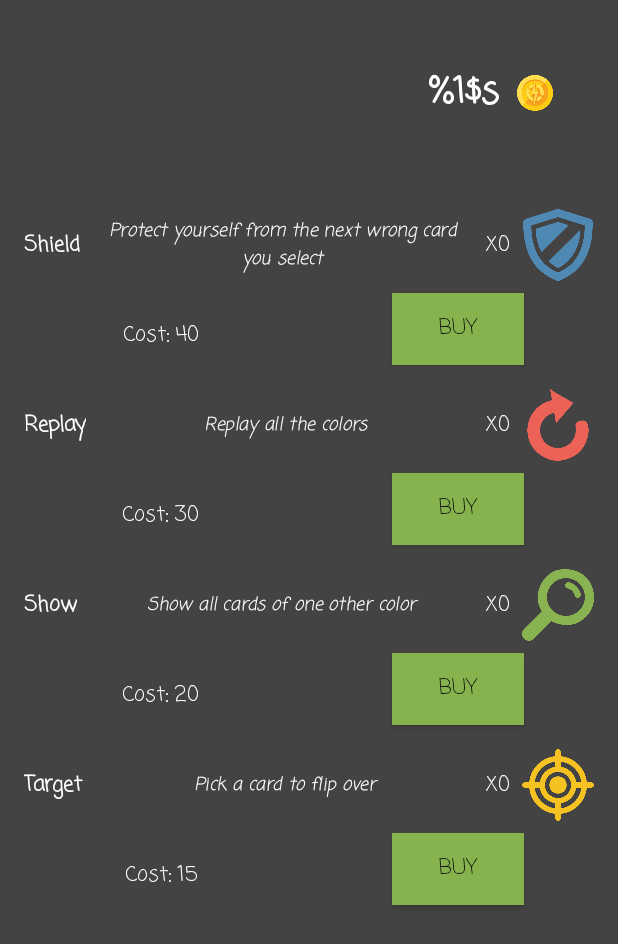
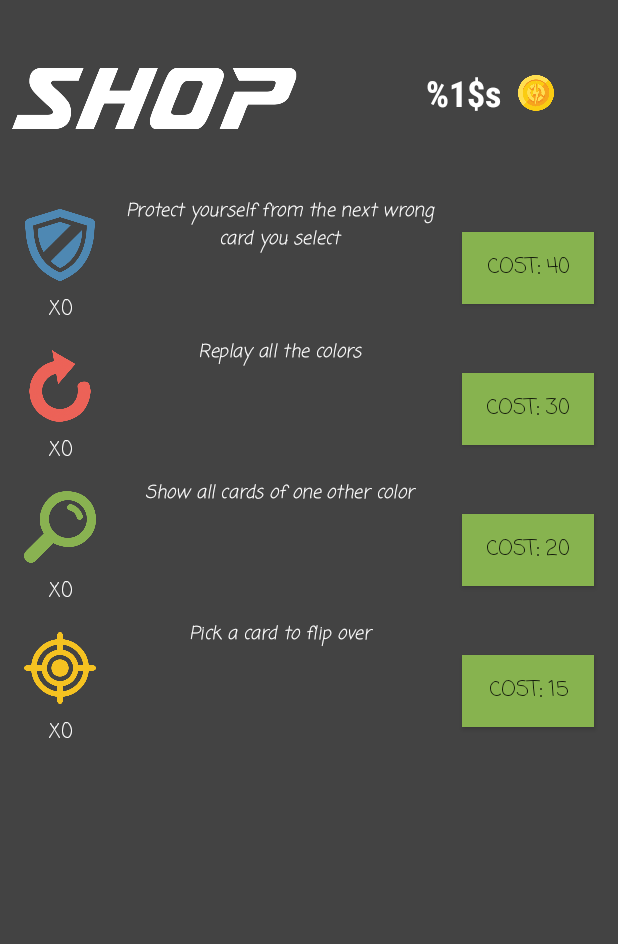
Before and after one commit to cekane/MemorizeColorGame, an Android app: the PowerUpStore screen opened directly, with no data from a screen before it, on a phone screen of 412 x 824 dp. Shown: the top 944 px of the screen. Run offline under Robolectric (Android 15) with nearby library versions, the phone set to English and light mode, and no system bars; our stand-ins replace Room's generated code, RxJava; 5 statements that could not run were skipped.

Commit message:
*Touched up styles

```diff
--- a/app/src/main/java/com/example/ckane/colorsorting/android/PowerUpItemView.kt
+++ b/app/src/main/java/com/example/ckane/colorsorting/android/PowerUpItemView.kt
@@ -10,8 +10,6 @@ import com.example.ckane.colorsorting.R
 class PowerUpItemView(layoutView : View) : RecyclerView.ViewHolder(layoutView) {
     val powerUpImage: ImageView = layoutView.findViewById(R.id.power_up_img)
     val powerUpDescription : TextView = layoutView.findViewById(R.id.power_up_description)
-    val powerUpName : TextView = layoutView.findViewById(R.id.power_up_name)
     val powerUpQuantity : TextView = layoutView.findViewById(R.id.power_up_quantity)
-    val powerUpCost : TextView = layoutView.findViewById(R.id.power_up_cost)
     val buyPowerUpBtn : Button = layoutView.findViewById(R.id.power_up_buy_btn)
 }
--- a/app/src/main/java/com/example/ckane/colorsorting/android/activity/PowerUpStore.kt
+++ b/app/src/main/java/com/example/ckane/colorsorting/android/activity/PowerUpStore.kt
@@ -21,7 +21,6 @@ import com.example.ckane.colorsorting.repository.impl.UserInfoRepositoryImpl
 import com.example.ckane.colorsorting.util.createPowerUpList
 
 class PowerUpStore : AppCompatActivity(), PowerUpView {
-    private val userNameTextView: TextView by lazy { findViewById<TextView>(R.id.user_name_power_up_store) }
     private val moneyTextView: TextView by lazy { findViewById<TextView>(R.id.money_power_up_store) }
 
     private val sharedPref: SharedPreferences by lazy { this.getSharedPreferences("Data_file", android.content.Context.MODE_PRIVATE) }
@@ -46,7 +45,6 @@ class PowerUpStore : AppCompatActivity(), PowerUpView {
     }
 
     override fun setUserInfo(userInfo: UserInfo) {
-        userNameTextView.text = userInfo.userName
         moneyTextView.text = resources.getString(R.string.coins, userInfo.money.toString())
         powerUpList[0].quantity = userInfo.powerUpA
         powerUpList[1].quantity = userInfo.powerUpB
--- a/app/src/main/java/com/example/ckane/colorsorting/android/adapter/PowerUpRecyclerAdapter.kt
+++ b/app/src/main/java/com/example/ckane/colorsorting/android/adapter/PowerUpRecyclerAdapter.kt
@@ -23,10 +23,9 @@ class PowerUpRecyclerAdapter(private val context: Context,
 
     override fun onBindViewHolder(holder: PowerUpItemView, position: Int) {
         holder.powerUpImage.setImageDrawable(toDrawable(powerUps[position].imgSrc, context))
-        holder.powerUpName.text = powerUps[position].powerUpName
         holder.powerUpDescription.text = powerUps[position].description
         holder.powerUpQuantity.text = context.resources.getString(R.string.power_up_q, powerUps[position].quantity.toString())
-        holder.powerUpCost.text = context.resources.getString(R.string.power_up_cost, powerUps[position].cost.toString())
+        holder.buyPowerUpBtn.text = context.resources.getString(R.string.power_up_cost, powerUps[position].cost.toString())
         holder.buyPowerUpBtn.setOnClickListener {
             presenter.buyPowerUp(position)
         }
--- a/app/src/main/res/layout/activity_power_up_store.xml
+++ b/app/src/main/res/layout/activity_power_up_store.xml
@@ -15,7 +15,7 @@
         android:layout_marginEnd="8dp"
         android:layout_marginStart="8dp"
         android:layout_marginTop="8dp"
-        android:fontFamily="casual"
+        android:fontFamily="sans-serif-condensed"
         android:text="@string/coins"
         android:textColor="@android:color/white"
         android:textSize="24sp"
@@ -38,24 +38,6 @@
         android:layout_height="wrap_content"
         android:orientation="vertical"
         app:layout_constraintGuide_percent="0.5" />
-
-    <TextView
-        android:id="@+id/user_name_power_up_store"
-        android:layout_width="wrap_content"
-        android:layout_height="wrap_content"
-        android:layout_marginBottom="8dp"
-        android:layout_marginEnd="8dp"
-        android:layout_marginStart="8dp"
-        android:layout_marginTop="8dp"
-        android:fontFamily="casual"
-        android:text=""
-        android:textColor="@android:color/white"
-        android:textSize="24sp"
-        android:textStyle="bold"
-        app:layout_constraintBottom_toTopOf="@+id/horizontal"
-        app:layout_constraintEnd_toStartOf="@+id/vertical"
-        app:layout_constraintStart_toStartOf="parent"
-        app:layout_constraintTop_toTopOf="parent" />
 
     <android.support.v7.widget.RecyclerView
         android:id="@+id/power_up_items_rc"
@@ -82,4 +64,17 @@
         app:layout_constraintStart_toEndOf="@+id/money_power_up_store"
         app:layout_constraintTop_toTopOf="parent"
         app:srcCompat="@drawable/coin" />
+
+    <ImageView
+        android:id="@+id/imageView4"
+        android:layout_width="0dp"
+        android:layout_height="0dp"
+        android:layout_marginEnd="8dp"
+        android:layout_marginStart="8dp"
+        android:layout_marginTop="8dp"
+        app:layout_constraintBottom_toTopOf="@+id/horizontal"
+        app:layout_constraintEnd_toStartOf="@+id/vertical"
+        app:layout_constraintStart_toStartOf="parent"
+        app:layout_constraintTop_toTopOf="parent"
+        app:srcCompat="@drawable/shop" />
 </android.support.constraint.ConstraintLayout>
--- a/app/src/main/res/layout/fragment_how_to.xml
+++ b/app/src/main/res/layout/fragment_how_to.xml
@@ -77,6 +77,7 @@
         android:layout_marginEnd="8dp"
         android:layout_marginStart="8dp"
         android:layout_marginTop="8dp"
+        android:fontFamily="sans-serif-condensed"
         android:textColor="@android:color/white"
         android:textSize="24sp"
         app:layout_constraintBottom_toTopOf="@+id/guideline"
@@ -134,6 +135,7 @@
         android:layout_marginEnd="16dp"
         android:layout_marginStart="16dp"
         android:layout_marginTop="8dp"
+        android:fontFamily="sans-serif-condensed"
         android:textAlignment="center"
         android:textColor="@android:color/white"
         android:textSize="18sp"
@@ -150,6 +152,7 @@
         android:layout_marginEnd="16dp"
         android:layout_marginStart="16dp"
         android:layout_marginTop="8dp"
+        android:fontFamily="sans-serif-condensed"
         android:textAlignment="center"
         android:textColor="@android:color/white"
         android:textSize="18sp"
--- a/app/src/main/res/layout/power_up_item.xml
+++ b/app/src/main/res/layout/power_up_item.xml
@@ -9,45 +9,28 @@
         android:id="@+id/power_up_img"
         android:layout_width="48dp"
         android:layout_height="48dp"
-        android:layout_marginEnd="8dp"
-        android:layout_marginTop="8dp"
-        app:layout_constraintEnd_toEndOf="parent"
-        app:layout_constraintTop_toTopOf="parent"
-        app:srcCompat="@drawable/icon_activateshield"
-        android:contentDescription="@string/power_up_image" />
-
-    <TextView
-        android:id="@+id/power_up_name"
-        android:layout_width="wrap_content"
-        android:layout_height="wrap_content"
-        android:layout_marginBottom="8dp"
         android:layout_marginStart="8dp"
         android:layout_marginTop="8dp"
-        android:fontFamily="casual"
-        android:text="@string/power_up_name"
-        android:textColor="@android:color/white"
-        android:textStyle="bold"
-        app:layout_constraintBottom_toTopOf="@+id/power_up_buy_btn"
+        android:contentDescription="@string/power_up_image"
         app:layout_constraintStart_toStartOf="parent"
-        app:layout_constraintTop_toTopOf="parent" />
+        app:layout_constraintTop_toTopOf="parent"
+        app:srcCompat="@drawable/icon_activateshield" />
 
     <TextView
         android:id="@+id/power_up_description"
         android:layout_width="0dp"
-        android:layout_height="wrap_content"
-        android:layout_marginBottom="8dp"
+        android:layout_height="0dp"
         android:layout_marginEnd="8dp"
         android:layout_marginStart="8dp"
-        android:layout_marginTop="8dp"
         android:fontFamily="casual"
         android:text="@string/power_up_desc"
         android:textAlignment="center"
         android:textColor="@android:color/white"
         android:textSize="12sp"
         android:textStyle="italic"
-        app:layout_constraintBottom_toTopOf="@+id/power_up_buy_btn"
-        app:layout_constraintEnd_toStartOf="@+id/power_up_quantity"
-        app:layout_constraintStart_toEndOf="@+id/power_up_name"
+        app:layout_constraintBottom_toBottomOf="parent"
+        app:layout_constraintEnd_toStartOf="@+id/power_up_buy_btn"
+        app:layout_constraintStart_toEndOf="@+id/power_up_img"
         app:layout_constraintTop_toTopOf="parent" />
 
     <TextView
@@ -56,48 +39,28 @@
         android:layout_height="wrap_content"
         android:layout_marginBottom="8dp"
         android:layout_marginEnd="8dp"
+        android:layout_marginStart="8dp"
         android:layout_marginTop="8dp"
         android:fontFamily="casual"
         android:text="@string/power_up_q"
         android:textColor="@android:color/white"
-        app:layout_constraintBottom_toTopOf="@+id/power_up_buy_btn"
-        app:layout_constraintEnd_toStartOf="@+id/power_up_img"
-        app:layout_constraintTop_toTopOf="parent" />
+        app:layout_constraintBottom_toBottomOf="parent"
+        app:layout_constraintEnd_toStartOf="@+id/power_up_description"
+        app:layout_constraintStart_toStartOf="parent"
+        app:layout_constraintTop_toBottomOf="@+id/power_up_img" />
 
     <Button
         android:id="@+id/power_up_buy_btn"
-        android:layout_width="wrap_content"
+        android:layout_width="0dp"
         android:layout_height="wrap_content"
-        android:layout_marginBottom="8dp"
         android:layout_marginEnd="8dp"
-        android:layout_marginStart="8dp"
-        android:layout_marginTop="8dp"
         android:background="@color/cardGreen"
         android:fontFamily="casual"
         android:text="@string/buy"
         app:layout_constraintBottom_toBottomOf="parent"
         app:layout_constraintEnd_toEndOf="parent"
-        app:layout_constraintStart_toStartOf="@+id/bottom"
-        app:layout_constraintTop_toBottomOf="@+id/power_up_img"
-        app:layout_constraintVertical_bias="0.0"
+        app:layout_constraintTop_toTopOf="parent"
         tools:text="Buy" />
-
-    <TextView
-        android:id="@+id/power_up_cost"
-        android:layout_width="wrap_content"
-        android:layout_height="wrap_content"
-        android:layout_marginBottom="8dp"
-        android:layout_marginEnd="8dp"
-        android:layout_marginStart="8dp"
-        android:layout_marginTop="8dp"
-        android:fontFamily="casual"
-        android:text="@string/power_up_cost"
-        android:textColor="@android:color/white"
-        app:layout_constraintBottom_toBottomOf="parent"
-        app:layout_constraintEnd_toStartOf="@+id/bottom"
-        app:layout_constraintStart_toStartOf="parent"
-        app:layout_constraintTop_toTopOf="@+id/power_up_buy_btn"
-        tools:text="Cost :" />
 
     <android.support.constraint.Guideline
         android:id="@+id/bottom"
```
Also changed, not shown: app/src/main/res/layout/activity_difficulty_picker.xml (+4 -4 lines), app/src/main/res/layout/challenge_mode_activity.xml (+9 -6 lines), app/src/main/res/layout/end_game_activity.xml (+23 -18 lines), app/src/main/res/layout/menu_activity.xml (+5 -5 lines).
